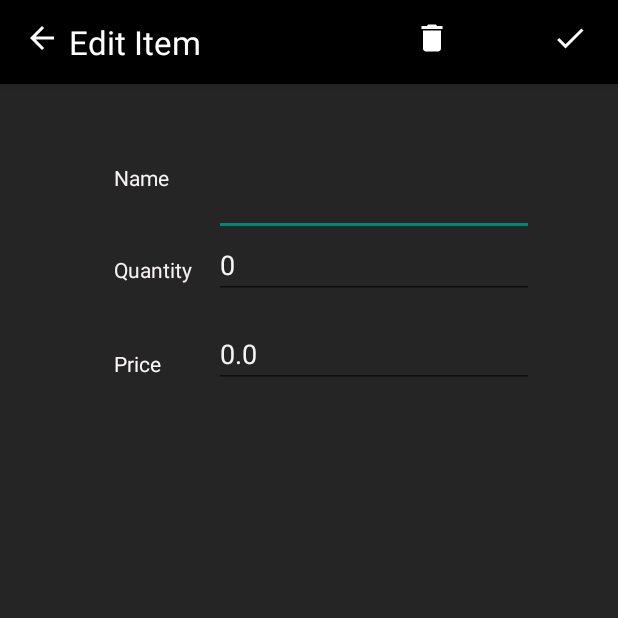
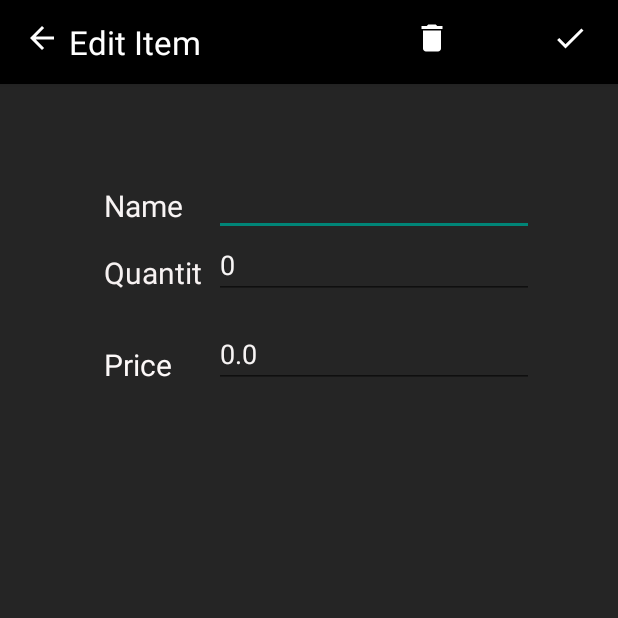
Before and after one commit to PangKimJin/MainActivity2, an Android app: the ExpenditureItemDisplay screen opened directly, with no data from a screen before it, on a phone screen of 412 x 824 dp, the top half of it. Run offline under Robolectric (Android 15) with nearby library versions, the light colour scheme and no system bars.

Commit message:
rectified the positioning inconsistencies in the item display and expenditure item display.

```diff
--- a/app/src/main/res/layout/activity_expenditure_item_display.xml
+++ b/app/src/main/res/layout/activity_expenditure_item_display.xml
@@ -15,13 +15,14 @@
         android:id="@+id/textView7"
         android:layout_width="66dp"
         android:layout_height="30dp"
-        android:layout_marginStart="8dp"
-        android:layout_marginLeft="8dp"
-        android:layout_marginTop="8dp"
+        android:layout_marginStart="0dp"
+        android:layout_marginLeft="0dp"
+        android:layout_marginTop="5dp"
         android:layout_marginEnd="8dp"
         android:layout_marginRight="8dp"
         android:layout_marginBottom="8dp"
         android:text="Quantity"
+        android:textSize="20sp"
         android:textColor="#F7F2F2"
         app:layout_constraintBottom_toBottomOf="parent"
         app:layout_constraintEnd_toEndOf="parent"
@@ -34,13 +35,14 @@
         android:id="@+id/textView9"
         android:layout_width="66dp"
         android:layout_height="30dp"
-        android:layout_marginStart="8dp"
-        android:layout_marginLeft="8dp"
-        android:layout_marginTop="8dp"
+        android:layout_marginStart="0dp"
+        android:layout_marginLeft="0dp"
+        android:layout_marginTop="3dp"
         android:layout_marginEnd="8dp"
         android:layout_marginRight="8dp"
         android:layout_marginBottom="8dp"
         android:text="Price"
+        android:textSize="20sp"
         android:textColor="#FDF9F9"
         app:layout_constraintBottom_toBottomOf="parent"
         app:layout_constraintEnd_toEndOf="parent"
@@ -73,13 +75,14 @@
         android:id="@+id/textView10"
         android:layout_width="66dp"
         android:layout_height="30dp"
-        android:layout_marginStart="8dp"
-        android:layout_marginLeft="8dp"
-        android:layout_marginTop="8dp"
+        android:layout_marginStart="0dp"
+        android:layout_marginLeft="0dp"
+        android:layout_marginTop="25dp"
         android:layout_marginEnd="8dp"
         android:layout_marginRight="8dp"
         android:layout_marginBottom="8dp"
         android:text="Name"
+        android:textSize="20sp"
         android:textColor="#F8F4F4"
         app:layout_constraintBottom_toBottomOf="parent"
         app:layout_constraintEnd_toEndOf="parent"
```
Also changed, not shown: app/src/main/res/layout/activity_item_display.xml (+12 -9 lines), app/src/main/res/layout/activity_ittr.xml (+31 -29 lines).
